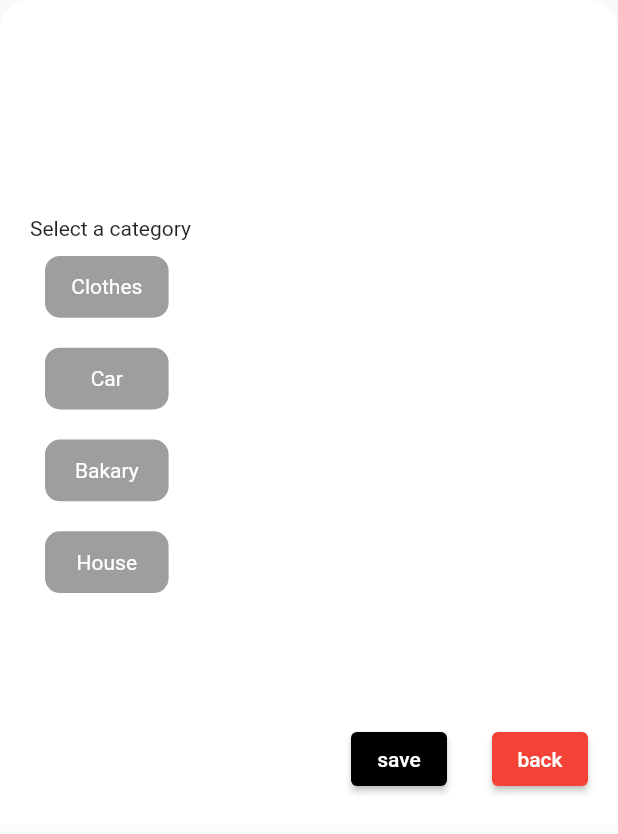
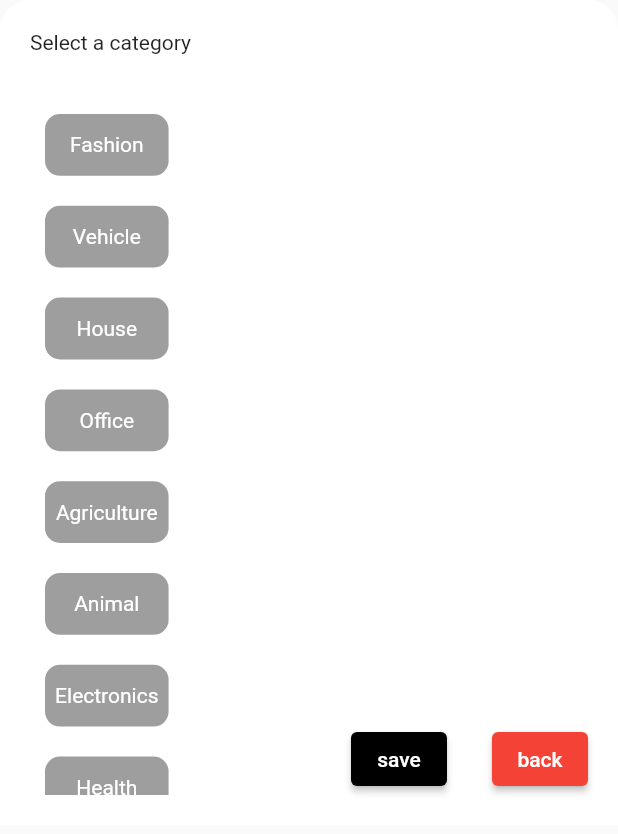
Before and after one commit to Anthony-10/Shopping, a Flutter app: the BottomSheet2 widget shown alone on an empty page, opened directly, on a phone screen of 412 x 824 dp. Shown: the top 834 px of the screen. Run offline on Flutter 3.47's test engine with Material 2 defaults, Android fonts, the phone set to English and light mode, and no system bars; our stand-ins replace animated_text_kit, cloud_firestore, dio, file_picker, firebase_auth, firebase_core and 5 more; missing offline and left inert: flutter_polyline_points, geocoder; accounts and stored records are empty.

Commit message:
1. Updated addproducts_view.dart

```diff
--- a/lib/data/product_category/product_category.dart
+++ b/lib/data/product_category/product_category.dart
@@ -1,15 +1,29 @@
 import 'package:shopping_app/models/product_items.dart';
 
 class ProductCategories {
-  static const clothes = ProductItems(title: 'Clothes');
-  static const car = ProductItems(title: 'Car');
-  static const bakary = ProductItems(title: 'Bakary');
+  static const fashion = ProductItems(title: 'Fashion');
+  static const vehicle = ProductItems(title: 'Vehicle');
   static const house = ProductItems(title: 'House');
+  static const office = ProductItems(title: 'Office');
+  static const agriculture = ProductItems(title: 'Agriculture');
+  static const animal = ProductItems(title: 'Animal');
+  static const electronics = ProductItems(title: 'Electronics');
+  static const health = ProductItems(title: 'Health');
+  static const repair = ProductItems(title: 'Repair');
+  static const sports = ProductItems(title: 'Sports');
+  static const others = ProductItems(title: 'Others');
 
   static final List<ProductItems> all = [
-    clothes,
-    car,
-    bakary,
+    fashion,
+    vehicle,
     house,
+    office,
+    agriculture,
+    animal,
+    electronics,
+    health,
+    repair,
+    sports,
+    others,
   ];
 }
--- a/lib/sell/add_products/view/addproducts_view.dart
+++ b/lib/sell/add_products/view/addproducts_view.dart
@@ -26,7 +26,7 @@ class _AddProductsViewState extends State<AddProductsView> {
 
   final addProductsController = Get.put(AddProductsController());
 
-  Rx<ProductItems> element = ProductCategories.car.obs;
+  //Rx<ProductItems> element = ProductCategories.car.obs;
 
   final bottomSheetView = Get.put(BottomSheetView());
 
@@ -161,13 +161,13 @@ class _AddProductsViewState extends State<AddProductsView> {
                   style: TextStyle(color: Colors.red),
                 ),
                 SizedBox(
-                  height: 30.0,
+                  height: 60.0,
                 ),
                 SizedBox(
                     width: Get.width * 0.6,
                     child: Column(
                       children: [
-                        TextFormField(
+                        /*TextFormField(
                           key: const ValueKey("productName"),
                           textAlign: TextAlign.start,
                           decoration: InputDecoration(
@@ -190,17 +190,18 @@ class _AddProductsViewState extends State<AddProductsView> {
                             FilteringTextInputFormatter.digitsOnly
                           ],
                           controller: _productSize,
-                        ),
-                        SizedBox(
+                        ),*/
+                        /* SizedBox(
                           height: 30.0,
-                        ),
+                        ),*/
                         ElevatedButton(
                           onPressed: () {
-                            if (_productName.text.isNotEmpty &&
+                            Get.bottomSheet(BottomSheet2());
+                            /*if (_productName.text.isNotEmpty &&
                                 _productSize.text.isNotEmpty) {
                               Get.bottomSheet(BottomSheet2());
-                              /*addProductsController.addProducts(
-                                    _productName.text, _productSize.text);*/
+                              */ /*addProductsController.addProducts(
+                                    _productName.text, _productSize.text);*/ /*
                               Get.snackbar('message', 'product details added');
                             } else if (_productName.text.isEmpty) {
                               Get.snackbar('message', 'Enter ProductName');
@@ -208,9 +209,9 @@ class _AddProductsViewState extends State<AddProductsView> {
                               if (_productSize.text.isEmpty) {
                                 Get.snackbar('message', 'Enter ProductSize');
                               }
-                            }
+                            }*/
                           },
-                          child: Text('Add Product'),
+                          child: Text('Continue'),
                           style: ElevatedButton.styleFrom(
                             primary: Colors.black,
                           ),
--- a/lib/sell/add_products/widget/bottom_sheet.dart
+++ b/lib/sell/add_products/widget/bottom_sheet.dart
@@ -10,7 +10,7 @@ class BottomSheetView extends GetxController {
   //BottomSheetView({this.onClick});
 
   //ProductItems element = ProductCategories.clothes;
-  Rx<ProductItems> element = ProductCategories.car.obs;
+  Rx<ProductItems> element = ProductCategories.vehicle.obs;
 
   getBottomSheet() {
     Get.bottomSheet(Container(
@@ -78,9 +78,9 @@ class BottomSheetView extends GetxController {
     print('LLLLLLLLLLLLLLLLLLLLLLLLLLLLLLLL,${element.value.title}');
 
     Obx(
-      () => element.value == ProductCategories.clothes
+      () => element.value == ProductCategories.fashion
           ? ClothView()
-          : element.value == ProductCategories.car
+          : element.value == ProductCategories.vehicle
               ? CarView()
               : SizedBox(
                   child: Text("wewe"),
--- a/lib/sell/add_products/widget/bottom_sheet/category_list.dart
+++ b/lib/sell/add_products/widget/bottom_sheet/category_list.dart
@@ -1,7 +1,6 @@
 import 'package:flutter/material.dart';
 import 'package:get/get.dart';
 import 'package:shopping_app/data/product_category/product_category.dart';
-import 'package:shopping_app/models/product_items.dart';
 import 'package:shopping_app/sell/add_products/controller/addproducts_controller.dart';
 
 class BottomSheets extends StatefulWidget {
--- a/lib/sell/add_products/widget/bottom_sheet2.dart
+++ b/lib/sell/add_products/widget/bottom_sheet2.dart
@@ -6,7 +6,6 @@ import 'package:shopping_app/data/item_category/cloth_item.dart';
 import 'package:shopping_app/data/product_category/product_category.dart';
 import 'package:shopping_app/models/product_items.dart';
 import 'package:shopping_app/sell/add_products/controller/addproducts_controller.dart';
-import 'package:shopping_app/sell/add_products/widget/bottom_sheet/category_list.dart';
 
 class BottomSheet2 extends StatefulWidget {
   const BottomSheet2({Key key}) : super(key: key);
@@ -44,6 +43,9 @@ class _BottomSheet2State extends State<BottomSheet2> {
                   addProductsController.initialIndex == 0
                       ? Text('Select a category')
                       : Text('Select a item'),
+                  SizedBox(
+                    height: 30.0,
+                  ),
                   /*Column(
                         crossAxisAlignment: CrossAxisAlignment.start,
                         children: ProductCategories.all
@@ -150,7 +152,7 @@ class _BottomSheet2State extends State<BottomSheet2> {
 
   Widget getPage(element) {
     switch (element) {
-      case ProductCategories.car:
+      case ProductCategories.vehicle:
         return Column(
           crossAxisAlignment: CrossAxisAlignment.start,
           children: CarItem.all
@@ -179,7 +181,7 @@ class _BottomSheet2State extends State<BottomSheet2> {
               .toList(),
         );
 
-      case ProductCategories.clothes:
+      case ProductCategories.fashion:
       default:
         return Column(
           crossAxisAlignment: CrossAxisAlignment.start,
```
